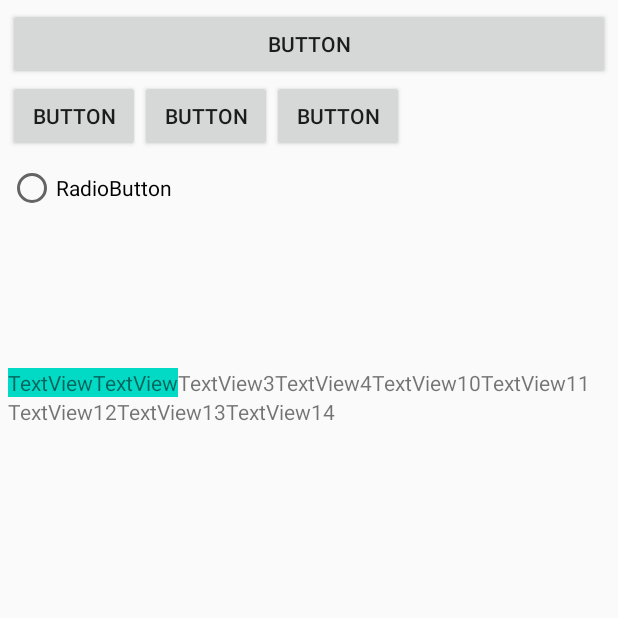
After one commit to wyc-go-for-it/AndroidAnimator, an Android app: the FlowLayoutActivity screen opened directly, with no data from a screen before it, on a phone screen of 412 x 824 dp, the top half of it. The commit adds this screen. Run offline under Robolectric (Android 15) with nearby library versions, the phone set to English and light mode, and no system bars; libraries missing offline, so code that uses them is left out: com.wyc.logger.

Commit message:
add FlowLayout

```diff
--- /dev/null
+++ b/app/src/main/java/com/example/myapplication/App.java
@@ -0,0 +1,26 @@
+package com.example.myapplication;
+
+import android.app.Application;
+
+import com.wyc.logger.AndroidLogAdapter;
+import com.wyc.logger.Logger;
+
+/**
+ * @ProjectName: Android Animator
+ * @Package: com.example.myapplication
+ * @ClassName: App
+ * @Description: java类作用描述
+ * @Author: wyc
+ * @CreateDate: 2022-01-18 10:33
+ * @UpdateUser: 更新者
+ * @UpdateDate: 2022-01-18 10:33
+ * @UpdateRemark: 更新说明
+ * @Version: 1.0
+ */
+public class App extends Application {
+    @Override
+    public void onCreate() {
+        super.onCreate();
+        Logger.addLogAdapter(new AndroidLogAdapter());
+    }
+}
--- /dev/null
+++ b/app/src/main/java/com/example/myapplication/FlowLayout.kt
@@ -0,0 +1,174 @@
+package com.example.myapplication
+
+import android.content.Context
+import android.content.res.TypedArray
+import android.util.AttributeSet
+import android.view.View
+import android.view.ViewGroup
+import android.widget.FrameLayout
+import android.widget.LinearLayout
+import android.widget.TextView
+import androidx.core.view.*
+import com.wyc.logger.Logger
+
+/**
+ *
+ * @ProjectName:    Android Animator
+ * @Package:        com.example.myapplication
+ * @ClassName:      FlowLayout
+ * @Description:    流式布局
+ * @Author:         wyc
+ * @CreateDate:     2022-01-18 9:32
+ * @UpdateUser:     更新者
+ * @UpdateDate:     2022-01-18 9:32
+ * @UpdateRemark:   更新说明
+ * @Version:        1.0
+ */
+class FlowLayout(context: Context, attributes: AttributeSet?, defStyleAttr:Int, defStyleRes:Int) : ViewGroup(context,attributes,defStyleAttr,defStyleRes) {
+    constructor(context: Context):this(context,null)
+    constructor(context: Context,attributes: AttributeSet?):this(context,attributes,0)
+    constructor(context: Context,attributes: AttributeSet?,defStyleAttr:Int):this(context,attributes,defStyleAttr,0)
+
+    override fun onMeasure(widthMeasureSpec: Int, heightMeasureSpec: Int) {
+        val widthSize = MeasureSpec.getSize(widthMeasureSpec)
+        val widthSpec = MeasureSpec.getMode(widthMeasureSpec)
+        val heightSize = MeasureSpec.getSize(heightMeasureSpec)
+        val heightSpec = MeasureSpec.getMode(heightMeasureSpec)
+
+        var maxHeight = 0
+        var maxWidth = 0
+
+        var childWeight: Float
+
+        val heightList:MutableList<Int> = mutableListOf()
+        var lineWidth = 0
+
+        forEach {
+            if (it.isGone)return@forEach
+
+            val lp = it.layoutParams as LayoutParams
+            childWeight = lp.weight
+
+            if ((lp.height == ViewGroup.LayoutParams.WRAP_CONTENT || lp.height == 0) && childWeight > 0f && heightSpec == MeasureSpec.EXACTLY){
+                lp.height = (childWeight * (heightSize - (paddingTop + paddingBottom))).toInt()
+            }
+            if ((lp.width == ViewGroup.LayoutParams.WRAP_CONTENT || lp.width == 0) && childWeight > 0f && widthSpec == MeasureSpec.EXACTLY){
+                lp.width = (childWeight * (widthSize - (paddingLeft + paddingRight))).toInt()
+            }
+            measureChild(it,widthMeasureSpec,heightMeasureSpec)
+
+            lineWidth += it.measuredWidth + lp.leftMargin + lp.rightMargin
+            if (lineWidth > measuredWidth - paddingLeft - paddingRight){
+                maxHeight += getMaxHeightOfChildren(heightList)
+                lineWidth = it.measuredWidth
+                heightList.clear()
+            }
+            heightList.add(it.measuredHeight + lp.topMargin + lp.bottomMargin)
+
+            maxWidth += it.measuredWidth + lp.leftMargin + lp.rightMargin
+        }
+        if (heightList.isNotEmpty()){
+            maxHeight += getMaxHeightOfChildren(heightList)
+        }
+
+        maxHeight += (paddingTop + paddingBottom)
+        maxWidth += (paddingLeft + paddingRight)
+
+        var resultSize = 0
+        when(heightSpec){
+            MeasureSpec.EXACTLY -> {
+                resultSize = heightSize
+            }
+            MeasureSpec.AT_MOST -> {
+                resultSize = maxHeight
+            }
+            MeasureSpec.UNSPECIFIED -> {
+                resultSize = maxHeight
+            }
+        }
+        val newHeightMeasureSpec = MeasureSpec.makeMeasureSpec(resultSize,heightSpec)
+
+        when(widthSpec){
+            MeasureSpec.EXACTLY -> {
+                resultSize = widthSize
+            }
+            MeasureSpec.AT_MOST -> {
+                resultSize = maxWidth
+            }
+            MeasureSpec.UNSPECIFIED -> {
+                resultSize = maxWidth
+            }
+        }
+        val newWidthMeasureSpec = MeasureSpec.makeMeasureSpec(resultSize,widthSpec)
+
+        super.onMeasure(newWidthMeasureSpec, newHeightMeasureSpec)
+    }
+
+    override fun onLayout(changed: Boolean, l: Int, t: Int, r: Int, b: Int) {
+        if (changed){
+            var lineWidth = 0
+            var lineHeight = 0
+            var leftChild = 0
+
+            val heightList:MutableList<Int> = mutableListOf()
+            forEach{
+                if (it.isGone)return@forEach
+
+                val lp = it.layoutParams as MarginLayoutParams
+
+                lineWidth += it.measuredWidth + lp.leftMargin + lp.rightMargin
+                if (lineWidth > measuredWidth - paddingLeft - paddingRight){
+                    lineHeight += getMaxHeightOfChildren(heightList)
+                    lineWidth = it.measuredWidth
+                    leftChild = 0
+                    heightList.clear()
+                }
+                heightList.add(it.measuredHeight + lp.topMargin + lp.bottomMargin)
+
+                leftChild += lp.leftMargin
+
+                setChildFrame(it,leftChild + paddingLeft,paddingTop + lineHeight + lp.topMargin,it.measuredWidth,it.measuredHeight)
+
+                leftChild += it.measuredWidth + lp.rightMargin
+            }
+
+        }
+    }
+    private fun setChildFrame(child: View, left: Int, top: Int, width: Int, height: Int) {
+        child.layout(left, top, left + width, top + height)
+    }
+
+    private fun getMaxHeightOfChildren(heightList:MutableList<Int>):Int{
+        heightList.sortDescending()
+        return if (heightList.isEmpty()) 0 else heightList[0]
+    }
+
+    override fun generateLayoutParams(attrs:AttributeSet): LayoutParams {
+         return LayoutParams(context,attrs)
+    }
+
+    override fun generateLayoutParams(lp:ViewGroup.LayoutParams):ViewGroup.LayoutParams{
+        if (lp is FrameLayout.LayoutParams) {
+            return FrameLayout.LayoutParams((lp as FrameLayout.LayoutParams?)!!)
+        } else if (lp is MarginLayoutParams) {
+            return FrameLayout.LayoutParams((lp as MarginLayoutParams?)!!)
+        }
+        return LayoutParams(lp)
+    }
+
+    class LayoutParams : MarginLayoutParams {
+        var weight = 0f
+
+        constructor(context: Context,attrs:AttributeSet?) : super(context,attrs){
+            val a: TypedArray = context.obtainStyledAttributes(attrs,R.styleable.FlowLayout_Layout)
+            weight = a.getFloat(R.styleable.FlowLayout_Layout_android_layout_weight, 0f)
+            a.recycle()
+        }
+        constructor(width:Int,height:Int) : super(width,height)
+        constructor(source: ViewGroup.LayoutParams) : super(source)
+        constructor(source: MarginLayoutParams) : super(source)
+        constructor(source: LayoutParams) : super(source){
+            weight = source.weight
+        }
+    }
+}
--- /dev/null
+++ b/app/src/main/java/com/example/myapplication/FlowLayoutActivity.kt
@@ -0,0 +1,11 @@
+package com.example.myapplication
+
+import androidx.appcompat.app.AppCompatActivity
+import android.os.Bundle
+
+class FlowLayoutActivity : AppCompatActivity() {
+    override fun onCreate(savedInstanceState: Bundle?) {
+        super.onCreate(savedInstanceState)
+        setContentView(R.layout.activity_flow_layout)
+    }
+}
--- /dev/null
+++ b/app/src/main/res/layout/activity_flow_layout.xml
@@ -0,0 +1,119 @@
+<?xml version="1.0" encoding="utf-8"?>
+<com.example.myapplication.FlowLayout xmlns:android="http://schemas.android.com/apk/res/android"
+    xmlns:app="http://schemas.android.com/apk/res-auto"
+    xmlns:tools="http://schemas.android.com/tools"
+    android:layout_width="match_parent"
+    android:layout_height="match_parent"
+    android:padding="5dp"
+    tools:context=".FlowLayoutActivity">
+
+    <com.example.myapplication.FlowLayout
+        android:layout_width="match_parent"
+        android:layout_height="wrap_content">
+
+        <Button
+            android:id="@+id/button9"
+            android:layout_width="match_parent"
+            android:layout_height="wrap_content"
+            android:text="Button" />
+
+        <Button
+            android:id="@+id/button10"
+            android:layout_width="wrap_content"
+            android:layout_height="wrap_content"
+            android:text="Button" />
+
+        <Button
+            android:id="@+id/button11"
+            android:layout_width="wrap_content"
+            android:layout_height="wrap_content"
+            android:text="Button" />
+
+        <Button
+            android:id="@+id/button12"
+            android:layout_width="wrap_content"
+            android:layout_height="wrap_content"
+            android:text="Button" />
+
+        <RadioButton
+            android:id="@+id/radioButton"
+            android:layout_width="match_parent"
+            android:layout_height="wrap_content"
+            android:minHeight="48dp"
+            android:text="RadioButton" />
+
+    </com.example.myapplication.FlowLayout>
+
+    <LinearLayout
+        android:layout_width="wrap_content"
+        android:layout_height="wrap_content"
+        android:background="@color/design_default_color_secondary"
+        android:orientation="horizontal"
+        android:visibility="visible">
+
+        <androidx.constraintlayout.widget.ConstraintLayout
+            android:layout_width="0dp"
+            android:layout_height="0dp">
+
+        </androidx.constraintlayout.widget.ConstraintLayout>
+
+        <TextView
+            android:id="@+id/textView5"
+            android:layout_width="wrap_content"
+            android:layout_height="wrap_content"
+            android:text="TextView" />
+
+        <TextView
+            android:id="@+id/textView6"
+            android:layout_width="wrap_content"
+            android:layout_height="wrap_content"
+            android:layout_weight="1"
+            android:text="TextView" />
+    </LinearLayout>
+
+    <TextView
+        android:id="@+id/textView3"
+        android:layout_width="wrap_content"
+        android:layout_height="wrap_content"
+        android:text="TextView3"
+        android:visibility="visible" />
+
+    <TextView
+        android:id="@+id/textView4"
+        android:layout_width="wrap_content"
+        android:layout_height="wrap_content"
+        android:text="TextView4"
+        android:visibility="visible" />
+
+    <TextView
+        android:id="@+id/textView10"
+        android:layout_width="wrap_content"
+        android:layout_height="wrap_content"
+        android:text="TextView10" />
+
+    <TextView
+        android:id="@+id/textView11"
+        android:layout_width="wrap_content"
+        android:layout_height="wrap_content"
+        android:text="TextView11" />
+
+    <TextView
+        android:id="@+id/textView12"
+        android:layout_width="wrap_content"
+        android:layout_height="wrap_content"
+        android:text="TextView12" />
+
+    <TextView
+        android:id="@+id/textView13"
+        android:layout_width="wrap_content"
+        android:layout_height="wrap_content"
+        android:text="TextView13"
+        android:visibility="visible" />
+
+    <TextView
+        android:id="@+id/textView14"
+        android:layout_width="wrap_content"
+        android:layout_height="wrap_content"
+        android:text="TextView14" />
+
+</com.example.myapplication.FlowLayout>
--- a/app/src/main/res/values/attr.xml
+++ b/app/src/main/res/values/attr.xml
@@ -3,4 +3,7 @@
     <declare-styleable name="SwipeLayout">
         <attr name="layout" format="reference" />
     </declare-styleable>
+    <declare-styleable name="FlowLayout_Layout">
+        <attr name="android:layout_weight" format="float"/>
+    </declare-styleable>
 </resources>
--- a/build.gradle
+++ b/build.gradle
@@ -1,11 +1,13 @@
 // Top-level build file where you can add configuration options common to all sub-projects/modules.
 buildscript {
+    ext.kotlin_version = '1.6.10'
     repositories {
         google()
         jcenter()
     }
     dependencies {
         classpath "com.android.tools.build:gradle:4.1.1"
+        classpath "org.jetbrains.kotlin:kotlin-gradle-plugin:$kotlin_version"
 
         // NOTE: Do not place your application dependencies here; they belong
         // in the individual module build.gradle files
--- a/settings.gradle
+++ b/settings.gradle
@@ -1,2 +1,3 @@
 include ':app'
 rootProject.name = "Android Animator"
+include ':logger'
```
Also changed, not shown: app/build.gradle (+9 -2 lines), app/src/main/AndroidManifest.xml (+10 -1 lines).
